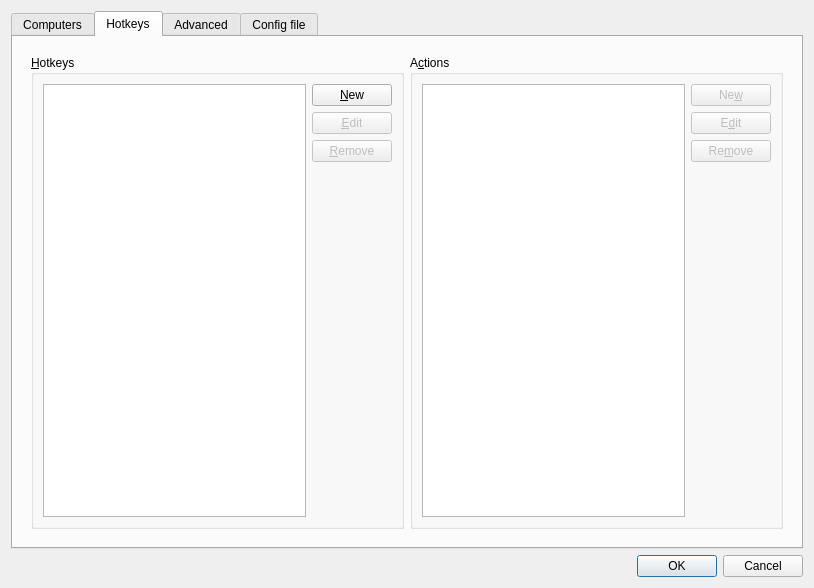
Above: src/lib/gui/dialogs/ServerConfigDialog.ui from zgpbloodwolf/deskflow before the change. Below: the same form after it.
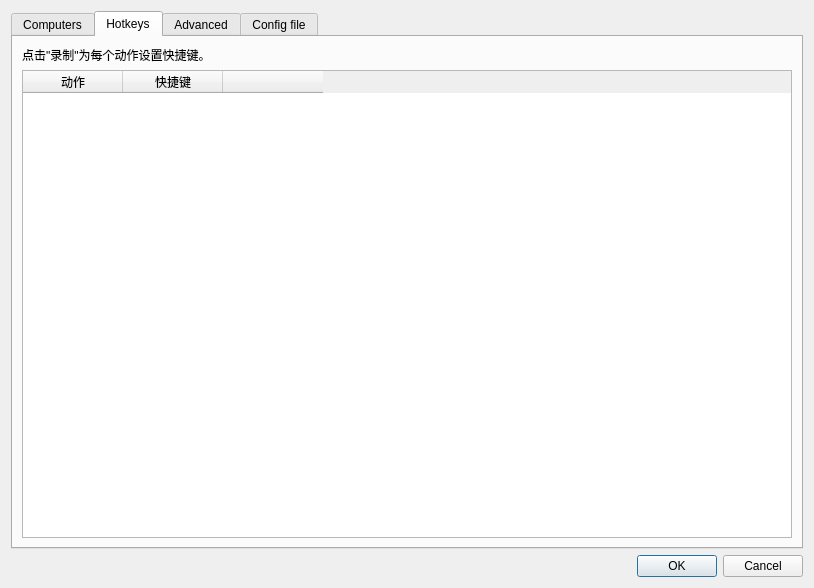
That is the form after the change. The open tabs and pages were chosen to show the change. Icons and pictures are not drawn. Custom widgets are drawn as their Qt base class.

Commit message:
refactor(server-config): 移除热键高级模式，统一使用简化界面
完全移除了双栏的高级热键管理界面，删除对应的业务逻辑代码和翻译条目，只保留简化模式的热键配置表格，精简了服务器配置弹窗的热键管理模块

What changed in the file:
```diff
--- a/src/lib/gui/dialogs/ServerConfigDialog.ui
+++ b/src/lib/gui/dialogs/ServerConfigDialog.ui
@@ -169,14 +169,6 @@
       </attribute>
       <layout class="QVBoxLayout" name="hotkeysLayout">
        <item>
-        <widget class="QStackedWidget" name="stackedHotkeys">
-         <property name="currentIndex">
-          <number>0</number>
-         </property>
-         <!-- Page 0: 简化模式 — 预设动作列表 -->
-         <widget class="QWidget" name="pageSimpleHotkeys">
-          <layout class="QVBoxLayout" name="simpleHotkeysLayout">
-           <item>
             <widget class="QLabel" name="lblHotkeyHint">
              <property name="text">
               <string>点击"录制"为每个动作设置快捷键。</string>
@@ -218,172 +210,6 @@
                <string/>
               </property>
              </column>
-            </widget>
-           </item>
-           <item>
-            <layout class="QHBoxLayout" name="simpleHotkeysButtonBar">
-             <item>
-              <spacer name="simpleHotkeySpacer">
-               <property name="orientation">
-                <enum>Qt::Orientation::Horizontal</enum>
-               </property>
-               <property name="sizeHint" stdset="0">
-                <size>
-                 <width>40</width>
-                 <height>20</height>
-                </size>
-               </property>
-              </spacer>
-             </item>
-             <item>
-              <widget class="QPushButton" name="btnAdvancedHotkeys">
-               <property name="text">
-                <string>&amp;高级...</string>
-               </property>
-              </widget>
-             </item>
-            </layout>
-           </item>
-          </layout>
-         </widget>
-         <!-- Page 1: 高级模式（原有双栏布局） -->
-         <widget class="QWidget" name="pageAdvancedHotkeys">
-          <layout class="QHBoxLayout" name="advancedHotkeysLayout">
-           <item>
-            <widget class="QGroupBox" name="groupHotkeys">
-             <property name="title">
-              <string>&amp;Hotkeys</string>
-             </property>
-             <layout class="QGridLayout" name="_3">
-              <item row="0" column="0" rowspan="4">
-               <widget class="QListWidget" name="listHotkeys"/>
-              </item>
-              <item row="0" column="1">
-               <widget class="QPushButton" name="btnNewHotkey">
-                <property name="enabled">
-                 <bool>true</bool>
-                </property>
-                <property name="text">
-                 <string>&amp;New</string>
-                </property>
-                <property name="icon">
-                 <iconset theme="QIcon::ThemeIcon::ListAdd"/>
-                </property>
-               </widget>
-              </item>
-              <item row="1" column="1">
-               <widget class="QPushButton" name="btnEditHotkey">
-                <property name="enabled">
-                 <bool>false</bool>
-                </property>
-                <property name="text">
-                 <string>&amp;Edit</string>
-                </property>
-                <property name="icon">
-                 <iconset theme="document-edit"/>
-                </property>
-               </widget>
-              </item>
-              <item row="2" column="1">
-               <widget class="QPushButton" name="btnRemoveHotkey">
-                <property name="enabled">
-                 <bool>false</bool>
-                </property>
-                <property name="text">
-                 <string>&amp;Remove</string>
-                </property>
-                <property name="icon">
-                 <iconset theme="QIcon::ThemeIcon::ListRemove"/>
-                </property>
-               </widget>
-              </item>
-              <item row="3" column="1">
-               <spacer name="hotkeySpacer">
-                <property name="orientation">
-                 <enum>Qt::Orientation::Vertical</enum>
-                </property>
-                <property name="sizeHint" stdset="0">
-                 <size>
-                  <width>75</width>
-                  <height>161</height>
-                 </size>
-                </property>
-               </spacer>
-              </item>
-             </layout>
-            </widget>
-           </item>
-           <item>
-            <widget class="QGroupBox" name="groupActions">
-             <property name="font">
-              <font>
-               <kerning>true</kerning>
-              </font>
-             </property>
-             <property name="title">
-              <string>A&amp;ctions</string>
-             </property>
-             <layout class="QGridLayout">
-              <item row="0" column="0" rowspan="4">
-               <widget class="QListWidget" name="listActions"/>
-              </item>
-              <item row="0" column="1">
-               <widget class="QPushButton" name="btnNewAction">
-                <property name="enabled">
-                 <bool>false</bool>
-                </property>
-                <property name="text">
-                 <string>Ne&amp;w</string>
-                </property>
-                <property name="icon">
-                 <iconset theme="QIcon::ThemeIcon::ListAdd"/>
-                </property>
-               </widget>
-              </item>
-              <item row="1" column="1">
-               <widget class="QPushButton" name="btnEditAction">
-                <property name="enabled">
-                 <bool>false</bool>
-                </property>
-                <property name="text">
-                 <string>E&amp;dit</string>
-                </property>
-                <property name="icon">
-                 <iconset theme="document-edit"/>
-                </property>
-               </widget>
-              </item>
-              <item row="2" column="1">
-               <widget class="QPushButton" name="btnRemoveAction">
-                <property name="enabled">
-                 <bool>false</bool>
-                </property>
-                <property name="text">
-                 <string>Re&amp;move</string>
-                </property>
-                <property name="icon">
-                 <iconset theme="QIcon::ThemeIcon::ListRemove"/>
-                </property>
-               </widget>
-              </item>
-              <item row="3" column="1">
-               <spacer name="actionSpacer">
-                <property name="orientation">
-                 <enum>Qt::Orientation::Vertical</enum>
-                </property>
-                <property name="sizeHint" stdset="0">
-                 <size>
-                  <width>20</width>
-                  <height>40</height>
-                 </size>
-                </property>
-               </spacer>
-              </item>
-             </layout>
-            </widget>
-           </item>
-          </layout>
-         </widget>
         </widget>
        </item>
       </layout>
```
Lines whose indentation alone changed are shown as unchanged. The commit also changes 3 other files.
